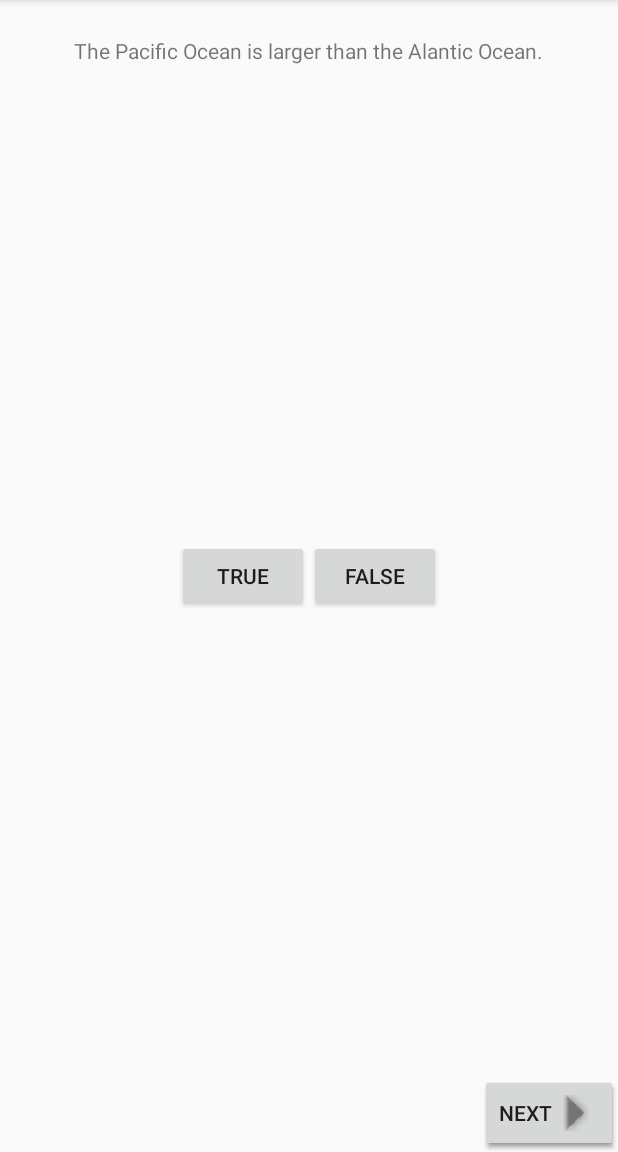
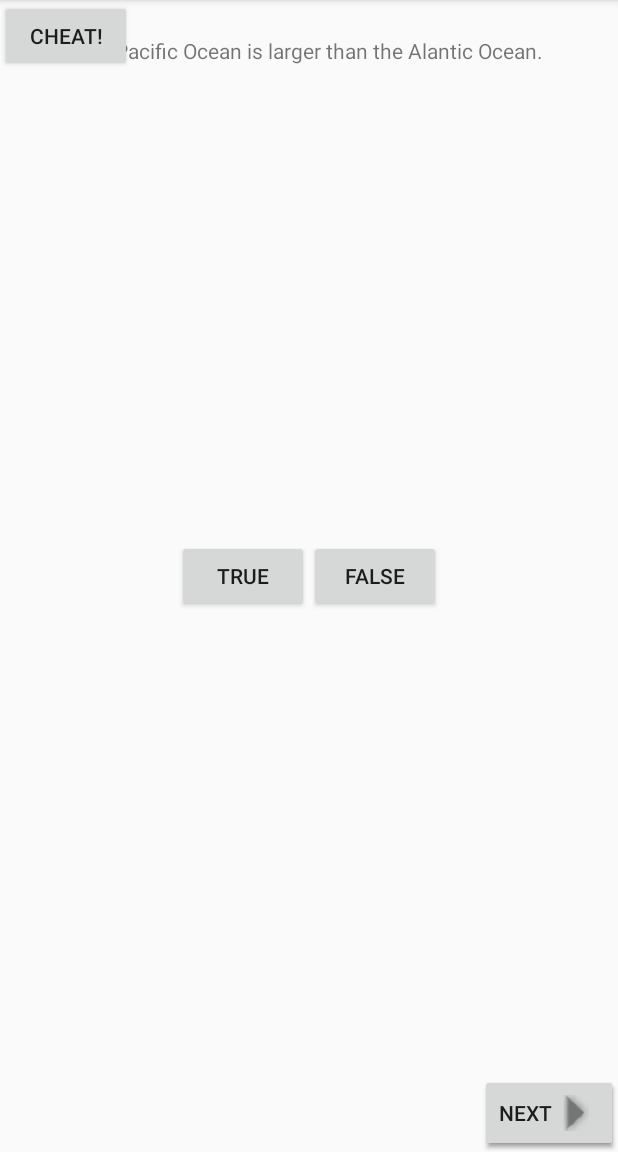
Before and after one commit to Carpk/flippable_pages, an Android app: the screen it shows after launch (MainActivity), on a phone screen of 412 x 824 dp, the part 84-1236 px from its top. Run offline under Robolectric (Android 15) with nearby library versions, the phone set to English and light mode, and no system bars.

Commit message:
fix bug, MainActivity mCheatButton code was not referencing activity button due to non-implementation on xml

```diff
--- a/app/build.gradle
+++ b/app/build.gradle
@@ -23,7 +23,6 @@ dependencies {
     compile fileTree(dir: 'libs', include: ['*.jar'])
     testCompile 'junit:junit:4.12'
     compile 'com.android.support:appcompat-v7:24.0.0'
-    compile 'com.firebase:firebase-client-android:2.3.1'
 }
 
 
--- a/app/src/main/res/layout-land/activity_side.xml
+++ b/app/src/main/res/layout-land/activity_side.xml
@@ -2,7 +2,7 @@
 <LinearLayout xmlns:android="http://schemas.android.com/apk/res/android"
               android:orientation="vertical"
               android:layout_width="match_parent"
-              android:layout_height="match_parent">
+              android:layout_height="match_parent" >
 
     <Button
         android:id="@+id/cheat_button"
--- a/app/src/main/res/layout/activity_main.xml
+++ b/app/src/main/res/layout/activity_main.xml
@@ -30,6 +30,12 @@
     </LinearLayout>
 
         <Button
+            android:id="@+id/cheat_button"
+            android:layout_width="wrap_content"
+            android:layout_height="wrap_content"
+            android:text="@string/cheat_button"/>
+
+        <Button
             android:id="@+id/back_button"
             android:layout_width="wrap_content"
             android:layout_height="wrap_content"
```
